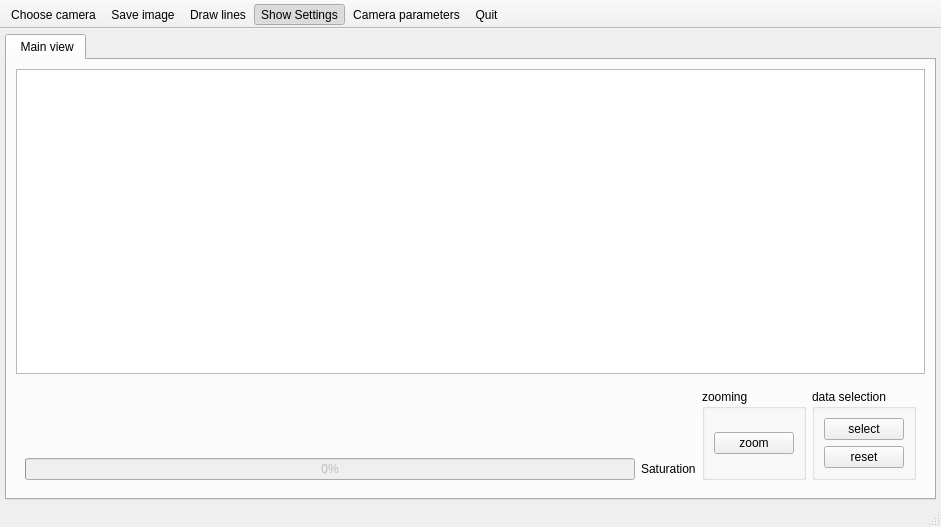
Old version of the form ui/main_window.ui in the repository drs251/fringes.
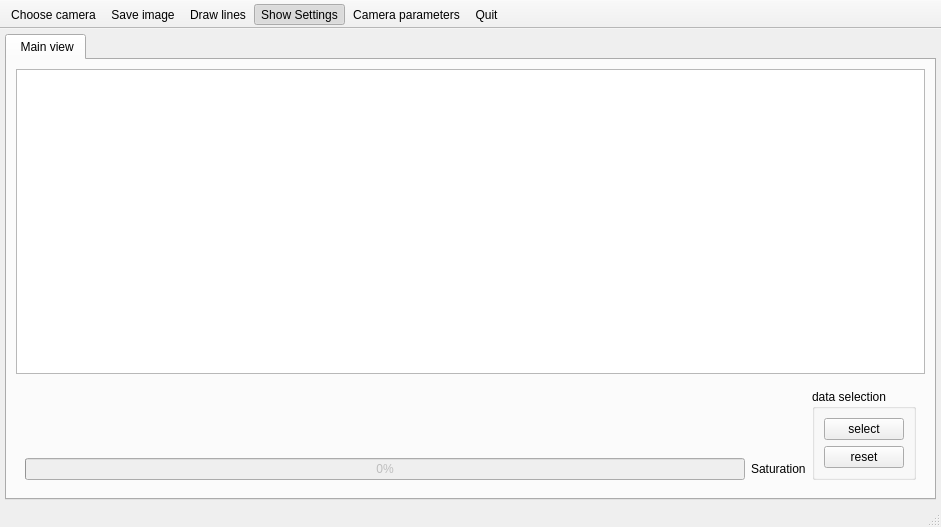
New version of the form. Icons and pictures are not drawn. Custom widgets are drawn as their Qt base class.

Commit message: Removed zooming button and modified sequence recorder to use clipped image

The edit to the form file:
```diff
--- a/ui/main_window.ui
+++ b/ui/main_window.ui
@@ -54,28 +54,6 @@
             <widget class="QWidget" name="camSettingsWidget" native="true"/>
            </item>
            <item row="0" column="2" rowspan="2">
-            <widget class="QGroupBox" name="zoomingGroupBox">
-             <property name="title">
-              <string>zooming</string>
-             </property>
-             <property name="alignment">
-              <set>Qt::AlignLeading|Qt::AlignLeft|Qt::AlignTop</set>
-             </property>
-             <layout class="QVBoxLayout" name="verticalLayout_5">
-              <item>
-               <widget class="QPushButton" name="zoomButton">
-                <property name="text">
-                 <string>zoom</string>
-                </property>
-                <property name="checkable">
-                 <bool>true</bool>
-                </property>
-               </widget>
-              </item>
-             </layout>
-            </widget>
-           </item>
-           <item row="0" column="3" rowspan="2">
             <widget class="QGroupBox" name="dataSelectionGroupBox">
              <property name="title">
               <string>data selection</string>
```
Left out of the diff: 6 changed lines with no effect on the pictures. The commit also changes 3 other files.
